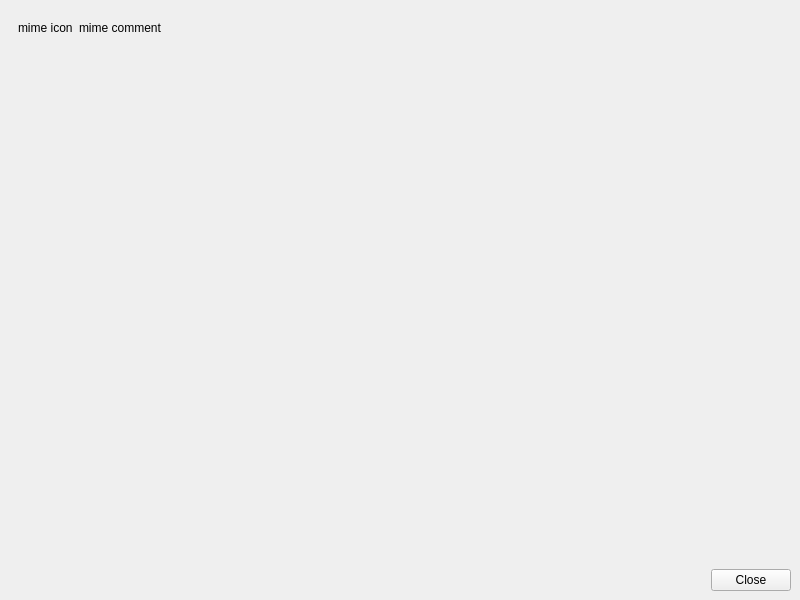
This is part/arkviewer.ui in KDE/ark as Qt 5 draws it before an edit. The edited form follows.
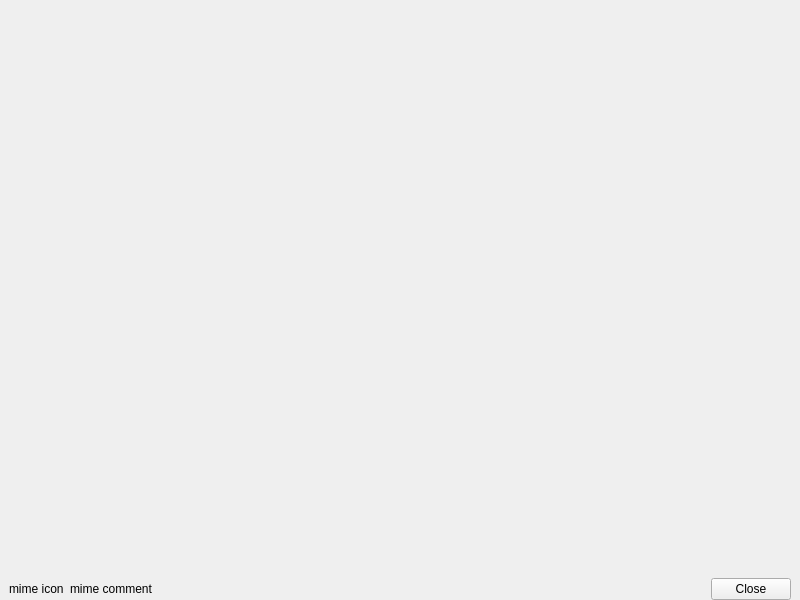
This is the edited form.

Commit message:
Improve layout of internal previewer
Move the mimetype icon and mimetype comment below the KPart. Decrease
the icon size. Remove some unnessesary margins.

FIXED-IN: 17.08.3

```diff
--- a/part/arkviewer.ui
+++ b/part/arkviewer.ui
@@ -15,6 +15,24 @@
   </property>
   <widget class="QWidget" name="centralwidget">
    <layout class="QVBoxLayout" name="verticalLayout">
+    <property name="spacing">
+     <number>0</number>
+    </property>
+    <property name="leftMargin">
+     <number>0</number>
+    </property>
+    <property name="topMargin">
+     <number>0</number>
+    </property>
+    <property name="rightMargin">
+     <number>0</number>
+    </property>
+    <property name="bottomMargin">
+     <number>0</number>
+    </property>
+    <item>
+     <widget class="QWidget" name="m_partPlaceholder" native="true"/>
+    </item>
     <item>
      <widget class="QWidget" name="m_mimeWidget" native="true">
       <property name="sizePolicy">
@@ -24,6 +42,12 @@
        </sizepolicy>
       </property>
       <layout class="QHBoxLayout" name="horizontalLayout">
+       <property name="topMargin">
+        <number>0</number>
+       </property>
+       <property name="bottomMargin">
+        <number>0</number>
+       </property>
        <item>
         <widget class="QLabel" name="m_iconLabel">
          <property name="text">
@@ -51,12 +75,6 @@
          </property>
         </spacer>
        </item>
-      </layout>
-     </widget>
-    </item>
-    <item>
-     <widget class="QWidget" name="m_partPlaceholder" native="true"/>
-    </item>
     <item>
      <widget class="QDialogButtonBox" name="m_buttonBox">
       <property name="orientation">
@@ -65,6 +83,9 @@
       <property name="standardButtons">
        <set>QDialogButtonBox::Close</set>
       </property>
+        </widget>
+       </item>
+      </layout>
      </widget>
     </item>
    </layout>
```
Lines whose indentation alone changed are shown as unchanged. The commit also changes 1 other file.
